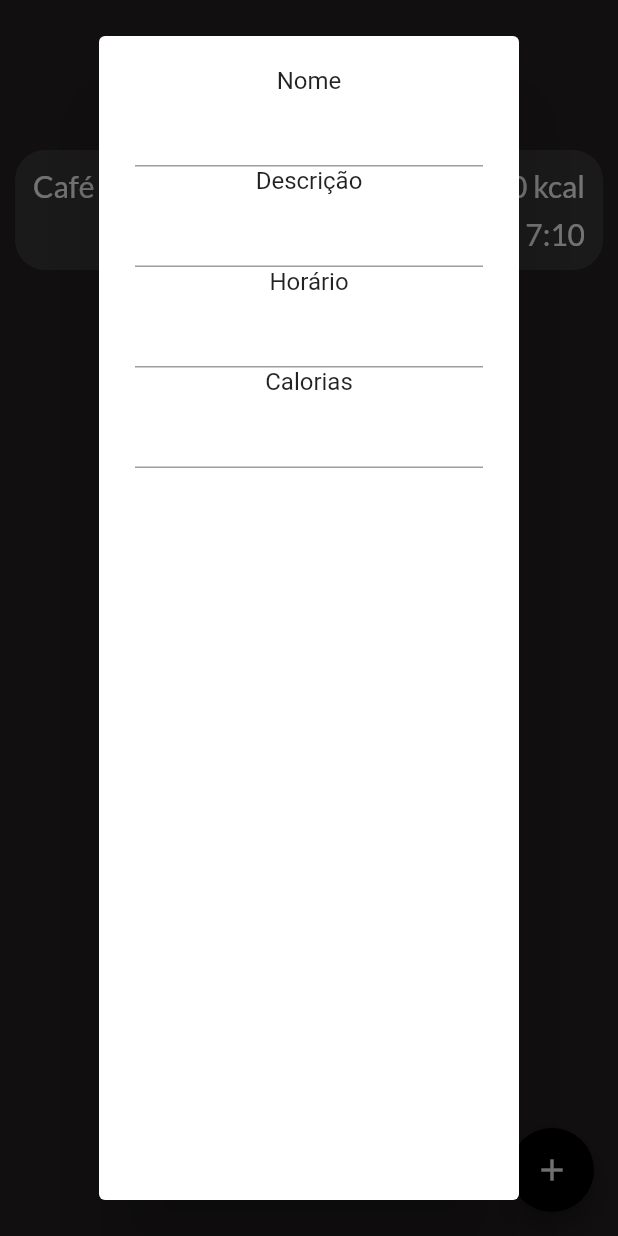
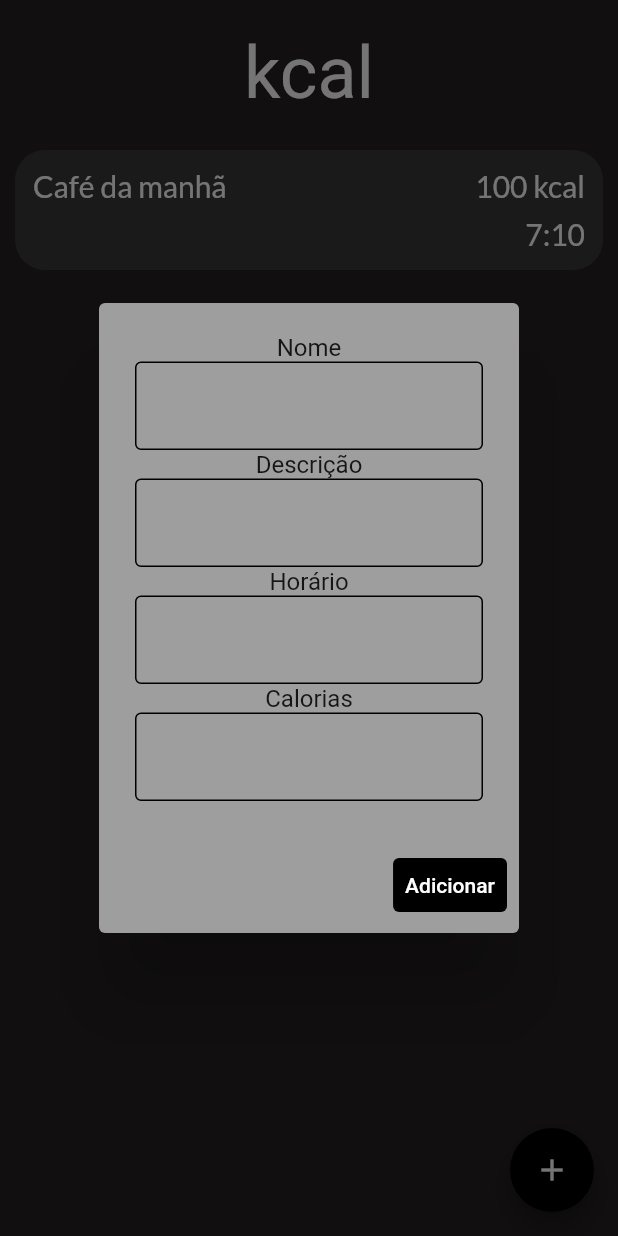
Before and after one commit to loulouizz/Alimentracker, a Flutter app: the screen it shows after launch, after a tap on the "add" icon, on a phone screen of 412 x 824 dp. Run offline on Flutter 3.47's test engine with Material 2 defaults, Android fonts, the light colour scheme and no system bars; our stand-ins replace google_fonts, sqflite; accounts and stored records are empty.

Commit message:
preciso atualizar os campos do banco de dados (faltam os campos conteudo e data) e comecei a fazer o listview.builder

```diff
--- a/lib/data/db.dart
+++ b/lib/data/db.dart
@@ -32,8 +32,9 @@ class DB{
         id INTEGER PRIMARY KEY AUTOINCREMENT,
         nome TEXT,
         calorias INTEGER,
-        horario DATE
-
+        data DATE,
+        horario TIME,
+        conteudo TEXT
      )
   ''';
 }
--- /dev/null
+++ b/lib/models/meal.dart
@@ -0,0 +1,9 @@
+class Meal {
+  final String name;
+  final int kcal;
+  final String conteudo;
+  final String horario;
+  final String data;
+
+  const Meal({required this.name, required this.kcal, required this.conteudo, required this.horario, required this.data});
+}
--- a/lib/repositories/mealrepository.dart
+++ b/lib/repositories/mealrepository.dart
@@ -1,12 +1,18 @@
 import 'dart:collection';
 
+import 'package:alimentracker/data/db.dart';
 import 'package:alimentracker/model/meal_widget.dart';
+import 'package:alimentracker/models/meal.dart';
 import 'package:flutter/cupertino.dart';
+import 'package:sqflite/sqflite.dart';
 
 class MealRepository extends ChangeNotifier{
-  List<MealWidget> _todaysMeals = [];
 
-  UnmodifiableListView<MealWidget> get todaysMeals => UnmodifiableListView(_todaysMeals);
+  late Database db;
+
+  List<Meal> _todaysMeals = [];
+
+  UnmodifiableListView<Meal> get todaysMeals => UnmodifiableListView(_todaysMeals);
 
   int get todaysCalories{
     int calories = 0;
@@ -17,4 +23,21 @@ class MealRepository extends ChangeNotifier{
 
     return calories;
   }
+
+  MealRepository(){
+    _initRepository();
+  }
+
+  _initRepository() async{
+    await _getList;
+  }
+
+  _getList() async{
+    db = await DB.instance.database;
+    List mealList = await db.query('meal');
+    mealList.forEach((meal) {
+      _todaysMeals.add(Meal(name: meal['nome'], kcal: meal['calorias'], conteudo: meal['conteudo'], horario: meal['horario'], data:  meal['data']));
+    });
+    notifyListeners();
+  }
 }
--- a/lib/screens/main/main_screen.dart
+++ b/lib/screens/main/main_screen.dart
@@ -1,4 +1,7 @@
+import 'package:alimentracker/DAO/mealImplBD.dart';
 import 'package:alimentracker/model/meal_widget.dart';
+import 'package:alimentracker/models/meal.dart';
+import 'package:alimentracker/repositories/mealrepository.dart';
 import 'package:alimentracker/screens/main/header.dart';
 import 'package:flutter/material.dart';
 import 'package:alimentracker/my_widgets/my_animated_icon_button.dart';
@@ -18,6 +21,10 @@ class _MainScreenState extends State<MainScreen> {
   TextEditingController descricaoEC = TextEditingController();
   TextEditingController horarioEC = TextEditingController();
   TextEditingController caloriasEC = TextEditingController();
+  TextEditingController conteudoEC = TextEditingController();
+  TextEditingController dataEC = TextEditingController();
+
+  MealRepository mealRepository = MealRepository();
 
 
   @override
@@ -29,7 +36,12 @@ class _MainScreenState extends State<MainScreen> {
           children: [
             Header(),
             MealWidget(name: "Café da manhã", kcal: 100, conteudo: "1 pão com 2 ovos", horario: "7:10"),
-            MyAnimatedIconButton(),
+            /*ListView.builder(
+                itemCount: mealRepository.todaysMeals.length,
+                itemBuilder: (context, index){
+                  List<Meal> mealList = mealRepository.todaysMeals;
+                  return MealWidget(name: mealList[index].name, kcal: mealList[index].kcal, conteudo: "", horario: mealList[index].horario);
+                })*/
           ],
         ),
         floatingActionButton: FloatingActionButton(onPressed: _addMealDialog, child: Icon(Icons.add, color: Colors.white,), backgroundColor: Colors.black,),
@@ -38,31 +50,90 @@ class _MainScreenState extends State<MainScreen> {
 
   _addMealDialog(){
     showDialog(context: context, builder: (BuildContext context){
-      return AlertDialog(
-        content:  Column(
+      return Theme(
+        data: Theme.of(context).copyWith(primaryColor: Colors.black),
+        child: AlertDialog(
+          backgroundColor: Colors.grey,
+          content: SingleChildScrollView( // Envolve o conteúdo com um SingleChildScrollView
+            child: Container(
+              height: 312,
+              child: Column(
+                mainAxisSize: MainAxisSize.min,
+                mainAxisAlignment: MainAxisAlignment.spaceBetween,
                 children: [
                   Text("Nome"),
                   TextField(
                     controller: nomeEC,
+                    decoration: InputDecoration(
+                      focusedBorder: OutlineInputBorder(
+                        borderSide: BorderSide(color: Colors.black),
                       ),
-
+                      enabledBorder: OutlineInputBorder(
+                        borderSide: BorderSide(color: Colors.black),
+                      ),
+                    ),
+                    cursorColor: Colors.black,
+                  ),
                   Text("Descrição"),
                   TextField(
                     controller: descricaoEC,
+                    decoration: InputDecoration(
+                      focusedBorder: OutlineInputBorder(
+                        borderSide: BorderSide(color: Colors.black),
                       ),
-
+                      enabledBorder: OutlineInputBorder(
+                        borderSide: BorderSide(color: Colors.black),
+                      ),
+                    ),
+                    cursorColor: Colors.black,
+                  ),
                   Text("Horário"),
                   TextField(
                     controller: horarioEC,
+                    decoration: InputDecoration(
+                      focusedBorder: OutlineInputBorder(
+                        borderSide: BorderSide(color: Colors.black),
                       ),
-
+                      enabledBorder: OutlineInputBorder(
+                        borderSide: BorderSide(color: Colors.black),
+                      ),
+                    ),
+                    cursorColor: Colors.black,
+                  ),
                   Text("Calorias"),
                   TextField(
                     controller: caloriasEC,
+                    decoration: InputDecoration(
+                      focusedBorder: OutlineInputBorder(
+                        borderSide: BorderSide(color: Colors.black),
                       ),
+                      enabledBorder: OutlineInputBorder(
+                        borderSide: BorderSide(color: Colors.black),
+                      ),
+                    ),
+                    cursorColor: Colors.black,
+                  ),
+                ],
+              ),
+            ),
+          ),
+          actions: [
+            TextButton(
+              onPressed: () {
+                Meal m = Meal(name: nomeEC.text, kcal: int.parse(caloriasEC.text), conteudo: conteudoEC.text, horario: '10:00:00', data: '2023-08-18');
+                MealImplDB().create(m);
+              },
+              style: ButtonStyle(
+                backgroundColor: MaterialStateProperty.all<Color>(Colors.black),
+                foregroundColor: MaterialStateProperty.all<Color>(Colors.white),
+              ),
+              child: Text("Adicionar"),
+            )
           ],
         ),
       );
     });
   }
+
+
 }
```
Also changed, not shown: lib/DAO/mealDAO.dart (+6 -10 lines), lib/DAO/mealImplBD.dart (added, +38 -0 lines). Lines whose indentation alone changed are shown as unchanged.
